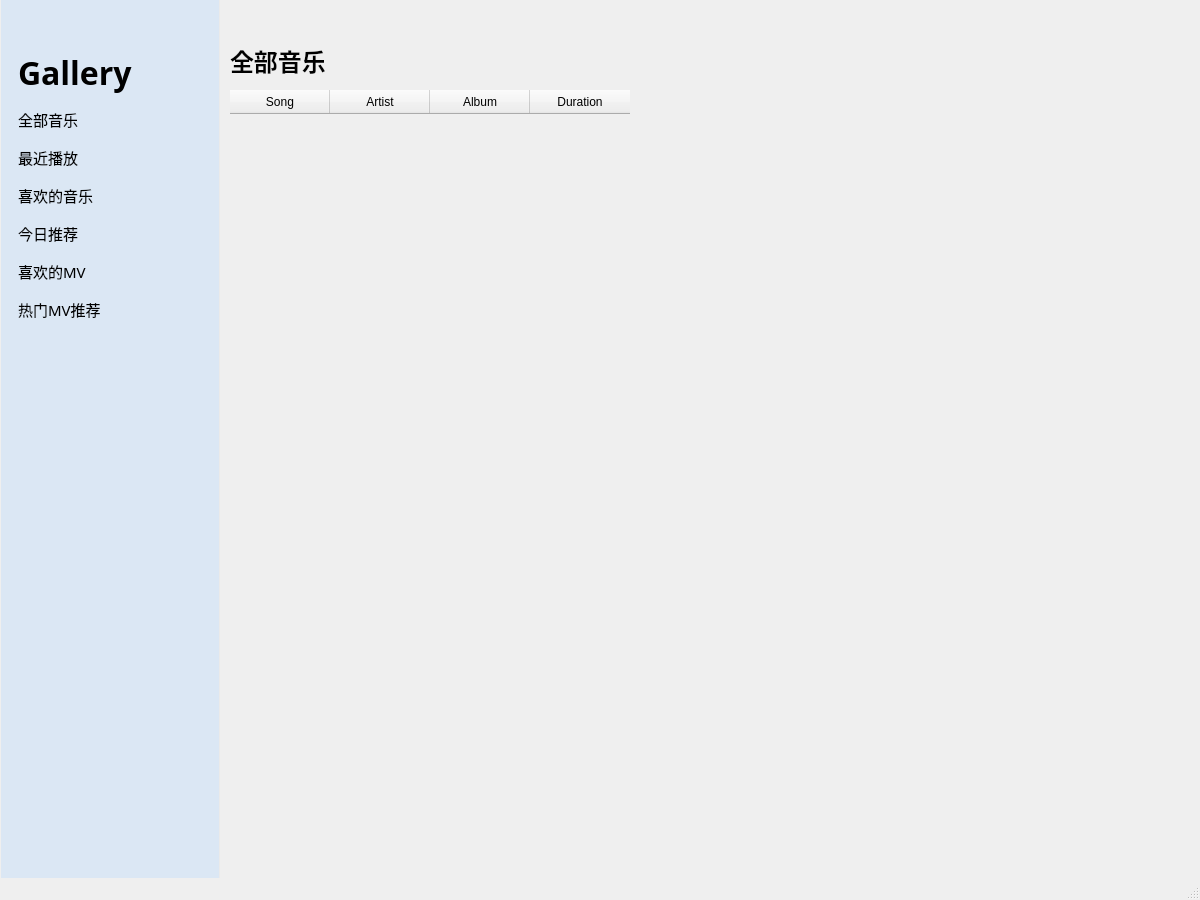
Before: the Qt Designer form resources/MainWindow.ui in Zhu-Aemon/music_gallery, drawn with Qt 5.
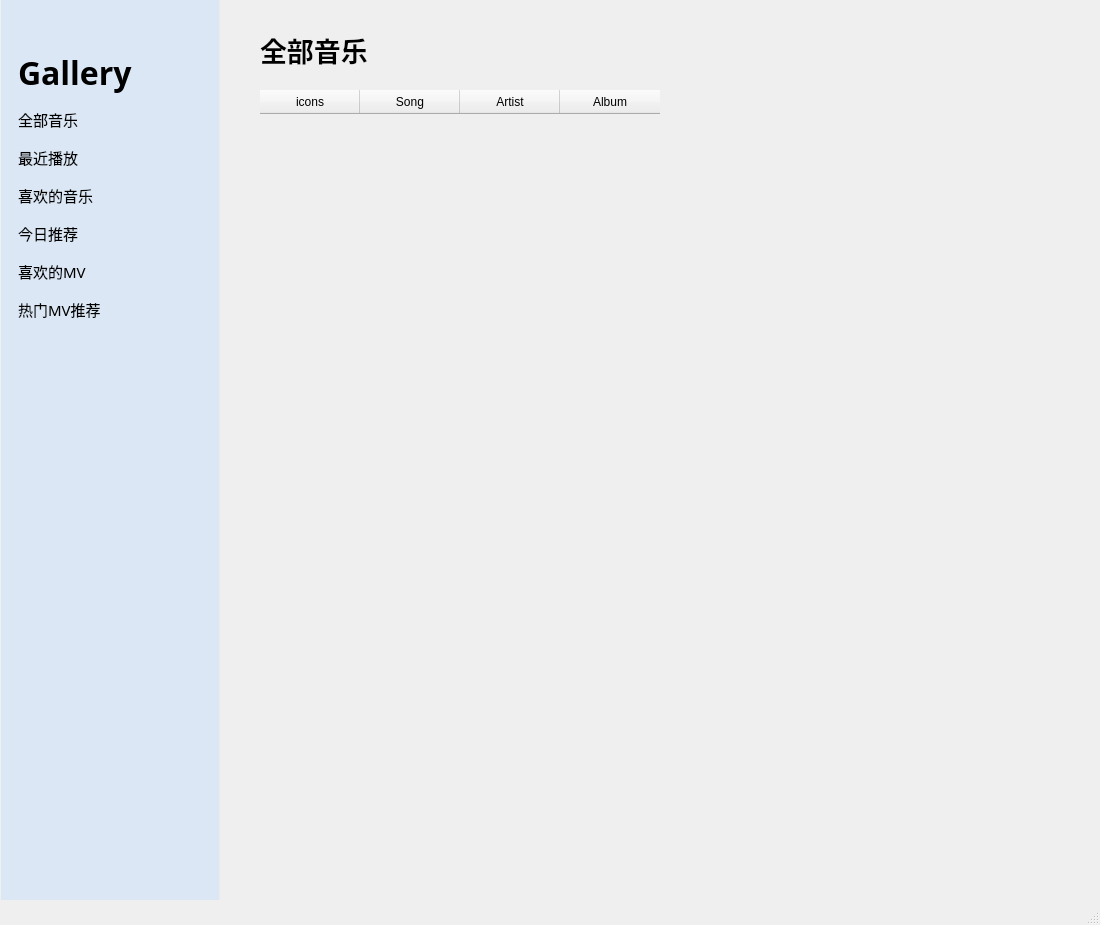
After: the same form once the commit is applied. The open tabs and pages were chosen to show the change.

Commit message: 马上不会采用swiftUI了，在我的Windows机器上实在是没有这个使用基础

```diff
--- a/resources/MainWindow.ui
+++ b/resources/MainWindow.ui
@@ -6,8 +6,8 @@
    <rect>
     <x>0</x>
     <y>0</y>
-    <width>1200</width>
-    <height>900</height>
+    <width>1100</width>
+    <height>925</height>
    </rect>
   </property>
   <property name="windowTitle">
@@ -32,12 +32,13 @@
     <property name="currentIndex">
      <number>0</number>
     </property>
+    <widget class="QWidget" name="page_3"/>
     <widget class="QWidget" name="page">
      <widget class="QLabel" name="label_2">
       <property name="geometry">
        <rect>
-        <x>0</x>
-        <y>45</y>
+        <x>30</x>
+        <y>34</y>
         <width>111</width>
         <height>31</height>
        </rect>
@@ -45,7 +46,7 @@
       <property name="font">
        <font>
         <family>Microsoft YaHei UI Semibold</family>
-        <pointsize>18</pointsize>
+        <pointsize>20</pointsize>
         <weight>75</weight>
         <bold>true</bold>
        </font>
@@ -57,10 +58,10 @@
      <widget class="QTableWidget" name="tableWidget">
       <property name="geometry">
        <rect>
-        <x>0</x>
+        <x>30</x>
         <y>90</y>
         <width>951</width>
-        <height>781</height>
+        <height>741</height>
        </rect>
       </property>
       <property name="minimumSize">
@@ -69,21 +70,49 @@
         <height>0</height>
        </size>
       </property>
+      <property name="font">
+       <font>
+        <family>25 PingFang Regular</family>
+        <pointsize>10</pointsize>
+        <weight>50</weight>
+        <italic>false</italic>
+        <bold>false</bold>
+       </font>
+      </property>
+      <property name="cursor" stdset="0">
+       <cursorShape>ArrowCursor</cursorShape>
+      </property>
+      <property name="focusPolicy">
+       <enum>Qt::NoFocus</enum>
+      </property>
       <property name="styleSheet">
        <string notr="true">QTableWidget {
 	background: transparent;
 	border: none;
+	font: 10pt solid &quot;PingFang Regular&quot;;
+	outline: none;
 }
 QHeaderView::section{
 	text-align:center;
 	padding:3px;
 	margin:0px;
 	border-left-width:0;
+}
+QTableWidget::item:selected{
+	outline: none;
+}
+QTableWidget::item {
+	border-bottom:1px solid #eaeaea;
 }</string>
       </property>
       <property name="showGrid">
        <bool>false</bool>
       </property>
+      <column>
+       <property name="text">
+        <string>icons</string>
+       </property>
+      </column>
       <column>
        <property name="text">
         <string>Song</string>
@@ -99,14 +128,12 @@
         <string>Album</string>
        </property>
       </column>
-      <column>
-       <property name="text">
-        <string>Duration</string>
-       </property>
-      </column>
      </widget>
     </widget>
     <widget class="QWidget" name="page_2"/>
+    <widget class="QWidget" name="page_4"/>
+    <widget class="QWidget" name="page_5"/>
+    <widget class="QWidget" name="page_6"/>
    </widget>
    <widget class="QListWidget" name="listWidget">
     <property name="geometry">
@@ -114,7 +141,7 @@
       <x>10</x>
       <y>0</y>
       <width>200</width>
-      <height>1021</height>
+      <height>900</height>
      </rect>
     </property>
     <property name="font">
@@ -194,7 +221,7 @@
       <x>210</x>
       <y>0</y>
       <width>10</width>
-      <height>1020</height>
+      <height>900</height>
      </rect>
     </property>
     <property name="styleSheet">
@@ -210,7 +237,7 @@
       <x>1</x>
       <y>0</y>
       <width>9</width>
-      <height>1020</height>
+      <height>900</height>
      </rect>
     </property>
     <property name="styleSheet">
```
The commit also changes 2 other files.
